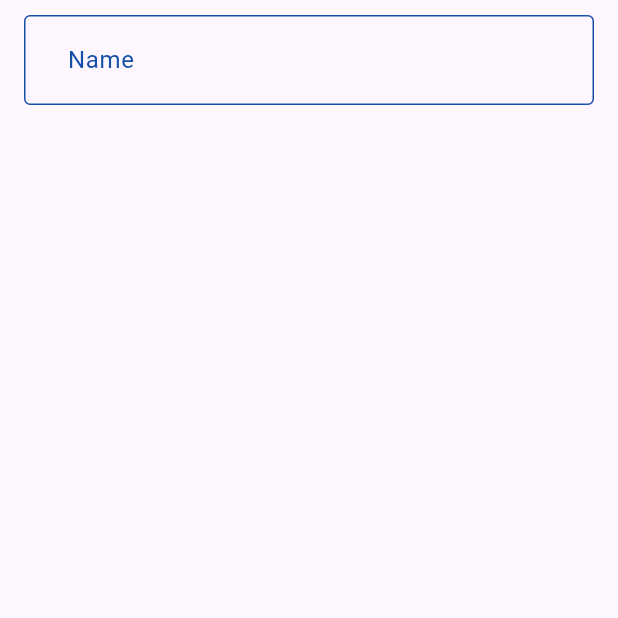
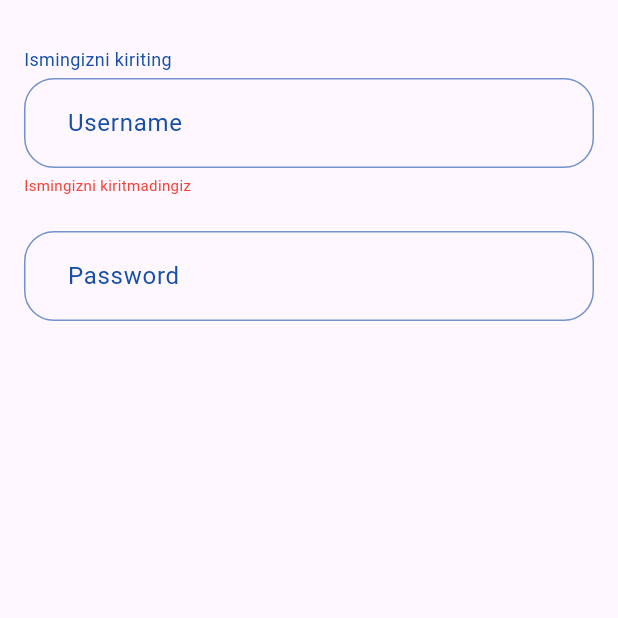
Before and after one commit to Inoyatovlee/Todo, a Flutter app: the screen it shows after launch, on a phone screen of 412 x 824 dp, the top half of it. Run offline on Flutter 3.47's test engine with Material 3 defaults, Android fonts, the phone set to English and light mode, and no system bars; our stand-ins replace get.

Commit message:
done: changed and denger

```diff
--- a/lib/components/default/Input.dart
+++ b/lib/components/default/Input.dart
@@ -1,24 +1,66 @@
 import 'package:todo_app/config/imorts.dart';
 
 class Input extends StatelessWidget {
-  const Input({
+  String? hindText;
+  String? label;
+  bool? denger;
+  String? demgerText;
+  TextEditingController? controller;
+  Function? changed;
+  Input({
     super.key,
+    this.hindText,
+    this.controller,
+    this.changed,
+    this.label,
+    this.denger = false,
+    this.demgerText = "Error text",
   });
 
   @override
   Widget build(BuildContext context) {
-    return TextField(
-      decoration: InputDecoration(
-        hintText: "Name",
-        hintStyle: TextStyle(color: AppColor.primary),
-        border: OutlineInputBorder(borderRadius: BorderRadius.circular(20)),
-        contentPadding: EdgeInsets.symmetric(horizontal: 25, vertical: 18),
-        enabledBorder:
-            OutlineInputBorder(borderSide: BorderSide(color: AppColor.primary)),
-        focusedBorder: OutlineInputBorder(
-            borderSide: BorderSide(color: AppColor.primary, width: 2),
-            borderRadius: BorderRadius.all(Radius.circular(20))),
-      ),
+    return Column(
+      crossAxisAlignment: CrossAxisAlignment.start,
+      children: [
+        label == null
+            ? const SizedBox()
+            : Column(children: [
+                Text(
+                  label!,
+                  style: TextStyle(color: AppColor.blue7, fontSize: 12),
+                ),
+                const SizedBox(height: 4),
+              ]),
+        TextField(
+          cursorColor: AppColor.blue,
+          controller: controller,
+          onChanged: (value) {
+            if (changed != null) {
+              changed!(value);
+            }
+          },
+          decoration: InputDecoration(
+            hintText: hindText,
+            // filled: true,
+            // fillColor: AppColor.blue3,
+            hintStyle: TextStyle(color: AppColor.blue7),
+            border: OutlineInputBorder(borderRadius: BorderRadius.circular(20)),
+            contentPadding:
+                const EdgeInsets.symmetric(horizontal: 25, vertical: 18),
+            enabledBorder: OutlineInputBorder(
+                borderSide: BorderSide(color: AppColor.blue7.withOpacity(0.6)),
+                borderRadius: BorderRadius.circular(20)),
+            focusedBorder: OutlineInputBorder(
+                borderSide: BorderSide(color: AppColor.blue, width: 2),
+                borderRadius: const BorderRadius.all(Radius.circular(16))),
+          ),
+        ),
+        SizedBox(height: denger! ? 4 : 0),
+        denger!
+            ? Text(demgerText!,
+                style: const TextStyle(color: Colors.red, fontSize: 10))
+            : const SizedBox(),
+      ],
     );
   }
 }
--- a/lib/config/colors.dart
+++ b/lib/config/colors.dart
@@ -3,5 +3,8 @@ import 'package:todo_app/config/imorts.dart';
 class AppColor {
   static Color primary = HexColor.fromHex("#154FA6");
   static Color white = HexColor.fromHex("#FFFFFF");
-  static Color blue = HexColor.fromHex("#255, 28, 89, 244");
+  static Color blue = HexColor.fromHex("#7EBCFB");
+  static Color blue9 = HexColor.fromHex("#05425C");
+  static Color blue7 = HexColor.fromHex("#154FA6");
+  static Color blue3 = const Color.fromARGB(180, 199, 215, 234);
 }
--- a/lib/config/imorts.dart
+++ b/lib/config/imorts.dart
@@ -4,3 +4,4 @@ export 'package:todo_app/pages/Home.dart';
 export 'package:todo_app/config/helpers.dart';
 export 'package:todo_app/config/colors.dart';
 export 'package:todo_app/components/default/Button.dart';
+export 'package:todo_app/components/default/Input.dart';
--- a/lib/pages/Home.dart
+++ b/lib/pages/Home.dart
@@ -1,4 +1,3 @@
-import 'package:todo_app/components/default/Input.dart';
 import 'package:todo_app/config/imorts.dart';
 
 class HomePage extends StatefulWidget {
@@ -9,13 +8,31 @@ class HomePage extends StatefulWidget {
 }
 
 class _HomePageState extends State<HomePage> {
+  TextEditingController name = TextEditingController();
+
   @override
   Widget build(BuildContext context) {
     return Scaffold(
       body: Container(
         padding: const EdgeInsets.symmetric(horizontal: 16, vertical: 10),
         child: Column(
-          children: [Input()],
+          children: [
+            Text(name.text),
+            Input(
+              hindText: "Username",
+              label: "Ismingizni kiriting",
+              denger: name.text.trim().isEmpty,
+              demgerText: "Ismingizni kiritmadingiz",
+              controller: name, // tepada yozilishini taminlayapti changed
+              changed: (value) {
+                setState(() {});
+              },
+            ),
+            const SizedBox(height: 24),
+            Input(
+              hindText: "Password",
+            ),
+          ],
         ),
       ),
     );
```
